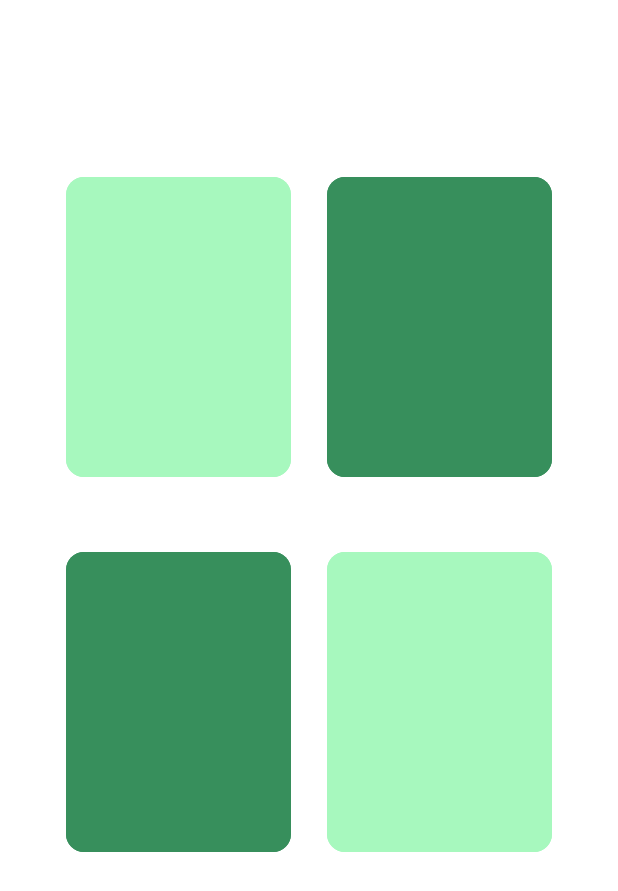
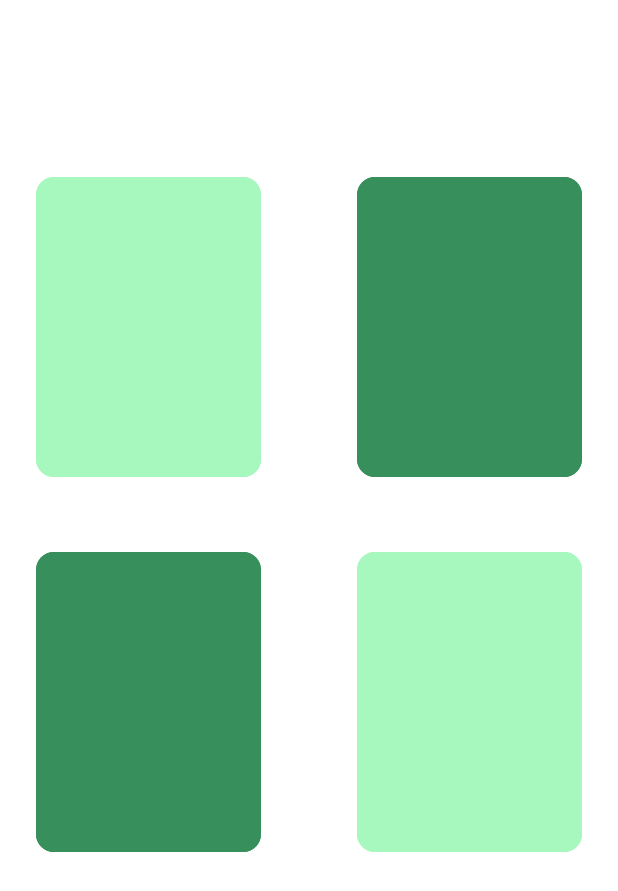
Before and after one commit to Moblie-Programming-5-Health-Hub/HealthHub-AOS, an Android app: the HydrationActivity screen opened directly, with no data from a screen before it, on a phone screen of 412 x 824 dp. Shown: the top 891 px of the screen. Run offline under Robolectric (Android 15) with nearby library versions, the phone set to English and light mode, and no system bars; our stand-ins replace data binding.

Commit message:
[mod] activity_hydration.xml 변경
margin start 20 제거

```diff
--- a/app/src/main/res/layout/activity_hydration.xml
+++ b/app/src/main/res/layout/activity_hydration.xml
@@ -32,9 +32,7 @@
             android:id="@+id/tv_welcome"
             android:layout_width="wrap_content"
             android:layout_height="wrap_content"
-            android:layout_marginStart="20dp"
             android:layout_marginTop="40dp"
-            android:text="@{@string/home_title(viewModel.nickname)}"
             android:textAppearance="@style/TextAppearance.Title1"
             app:layout_constraintStart_toStartOf="@id/gl_start"
             app:layout_constraintTop_toTopOf="parent"
@@ -43,7 +41,6 @@
         <com.google.android.material.button.MaterialButton
             android:id="@+id/btn_dumbal"
             style="@style/Widget.FullButton.Basic.Large"
-            android:layout_marginStart="20dp"
             android:layout_marginTop="50dp"
             android:backgroundTint="@color/main_5"
             app:layout_constraintStart_toStartOf="@id/gl_start"
@@ -53,7 +50,6 @@
             android:id="@+id/btn_squat"
             style="@style/Widget.FullButton.Basic.Large"
             android:layout_marginTop="50dp"
-            android:layout_marginEnd="20dp"
             android:backgroundTint="@color/main_4"
             app:layout_constraintEnd_toEndOf="@id/gl_end"
             app:layout_constraintTop_toBottomOf="@id/tv_welcome" />
@@ -61,9 +57,7 @@
         <com.google.android.material.button.MaterialButton
             android:id="@+id/btn_weight"
             style="@style/Widget.FullButton.Basic.Large"
-            android:layout_marginStart="20dp"
             android:layout_marginTop="50dp"
-            android:layout_marginEnd="20dp"
             android:backgroundTint="@color/main_4"
             app:layout_constraintStart_toStartOf="@id/gl_start"
             app:layout_constraintTop_toBottomOf="@id/btn_dumbal" />
@@ -73,7 +67,6 @@
             style="@style/Widget.FullButton.Basic.Large"
             android:layout_marginStart="20dp"
             android:layout_marginTop="50dp"
-            android:layout_marginEnd="20dp"
             android:backgroundTint="@color/main_5"
             app:layout_constraintEnd_toEndOf="@id/gl_end"
             app:layout_constraintTop_toBottomOf="@id/btn_squat" />
```
